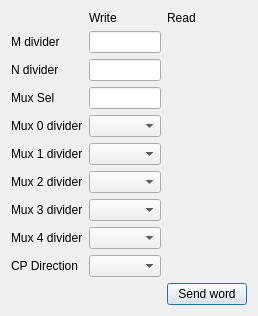
This is src/llrfgui/widgets/vcxodialog/ui/VCXODialog.ui in amilan/app-maxiv-llrfexpert as Qt 5 draws it before an edit. The edited form follows.
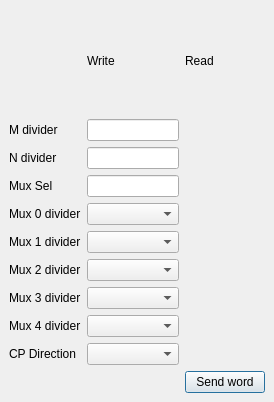
This is the edited form. Custom widgets are drawn as their Qt base class.

Commit message:
Scrollable area added.
An scroll area has been added to each widget.

```diff
--- a/src/llrfgui/widgets/vcxodialog/ui/VCXODialog.ui
+++ b/src/llrfgui/widgets/vcxodialog/ui/VCXODialog.ui
@@ -6,14 +6,52 @@
    <rect>
     <x>0</x>
     <y>0</y>
-    <width>246</width>
-    <height>262</height>
+    <width>274</width>
+    <height>402</height>
    </rect>
   </property>
   <property name="windowTitle">
    <string>VCXO Program</string>
   </property>
   <layout class="QGridLayout" name="gridLayout">
+   <property name="margin">
+    <number>0</number>
+   </property>
+   <property name="spacing">
+    <number>0</number>
+   </property>
+   <item row="0" column="0">
+    <widget class="QScrollArea" name="scrollArea">
+     <property name="frameShape">
+      <enum>QFrame::NoFrame</enum>
+     </property>
+     <property name="widgetResizable">
+      <bool>true</bool>
+     </property>
+     <widget class="QWidget" name="scrollAreaWidgetContents">
+      <property name="geometry">
+       <rect>
+        <x>0</x>
+        <y>0</y>
+        <width>274</width>
+        <height>402</height>
+       </rect>
+      </property>
+      <layout class="QGridLayout" name="gridLayout_2">
+       <item row="0" column="1">
+        <widget class="QLabel" name="label_10">
+         <property name="text">
+          <string>Write</string>
+         </property>
+        </widget>
+       </item>
+       <item row="0" column="2">
+        <widget class="QLabel" name="label_9">
+         <property name="text">
+          <string>Read</string>
+         </property>
+        </widget>
+       </item>
    <item row="1" column="0">
     <widget class="QLabel" name="label">
      <property name="text">
@@ -21,6 +59,12 @@
      </property>
     </widget>
    </item>
+       <item row="1" column="1">
+        <widget class="TaurusValueLineEdit" name="taurusValueLineEdit"/>
+       </item>
+       <item row="1" column="2">
+        <widget class="TaurusLabel" name="taurusLabel"/>
+       </item>
    <item row="2" column="0">
     <widget class="QLabel" name="label_2">
      <property name="text">
@@ -28,6 +72,12 @@
      </property>
     </widget>
    </item>
+       <item row="2" column="1">
+        <widget class="TaurusValueLineEdit" name="taurusValueLineEdit_3"/>
+       </item>
+       <item row="2" column="2">
+        <widget class="TaurusLabel" name="taurusLabel_3"/>
+       </item>
    <item row="3" column="0">
     <widget class="QLabel" name="label_3">
      <property name="text">
@@ -35,6 +85,12 @@
      </property>
     </widget>
    </item>
+       <item row="3" column="1">
+        <widget class="TaurusValueLineEdit" name="taurusValueLineEdit_4"/>
+       </item>
+       <item row="3" column="2">
+        <widget class="TaurusLabel" name="taurusLabel_4"/>
+       </item>
    <item row="4" column="0">
     <widget class="QLabel" name="label_4">
      <property name="text">
@@ -42,6 +98,12 @@
      </property>
     </widget>
    </item>
+       <item row="4" column="1">
+        <widget class="TaurusValueComboBox" name="taurusValueComboBox"/>
+       </item>
+       <item row="4" column="2">
+        <widget class="TaurusLabel" name="taurusLabel_5"/>
+       </item>
    <item row="5" column="0">
     <widget class="QLabel" name="label_5">
      <property name="text">
@@ -49,6 +111,12 @@
      </property>
     </widget>
    </item>
+       <item row="5" column="1">
+        <widget class="TaurusValueComboBox" name="taurusValueComboBox_2"/>
+       </item>
+       <item row="5" column="2">
+        <widget class="TaurusLabel" name="taurusLabel_6"/>
+       </item>
    <item row="6" column="0">
     <widget class="QLabel" name="label_6">
      <property name="text">
@@ -56,6 +124,12 @@
      </property>
     </widget>
    </item>
+       <item row="6" column="1">
+        <widget class="TaurusValueComboBox" name="taurusValueComboBox_3"/>
+       </item>
+       <item row="6" column="2">
+        <widget class="TaurusLabel" name="taurusLabel_7"/>
+       </item>
    <item row="7" column="0">
     <widget class="QLabel" name="label_7">
      <property name="text">
@@ -63,12 +137,11 @@
      </property>
     </widget>
    </item>
-   <item row="10" column="2">
-    <widget class="QPushButton" name="pushButton">
-     <property name="text">
-      <string>Send word</string>
-     </property>
-    </widget>
+       <item row="7" column="1">
+        <widget class="TaurusValueComboBox" name="taurusValueComboBox_4"/>
+       </item>
+       <item row="7" column="2">
+        <widget class="TaurusLabel" name="taurusLabel_8"/>
    </item>
    <item row="8" column="0">
     <widget class="QLabel" name="label_8">
@@ -77,70 +150,11 @@
      </property>
     </widget>
    </item>
-   <item row="1" column="2">
-    <widget class="TaurusLabel" name="taurusLabel"/>
-   </item>
-   <item row="1" column="1">
-    <widget class="TaurusValueLineEdit" name="taurusValueLineEdit"/>
-   </item>
-   <item row="2" column="1">
-    <widget class="TaurusValueLineEdit" name="taurusValueLineEdit_3"/>
-   </item>
-   <item row="3" column="1">
-    <widget class="TaurusValueLineEdit" name="taurusValueLineEdit_4"/>
-   </item>
-   <item row="2" column="2">
-    <widget class="TaurusLabel" name="taurusLabel_3"/>
-   </item>
-   <item row="3" column="2">
-    <widget class="TaurusLabel" name="taurusLabel_4"/>
-   </item>
-   <item row="4" column="2">
-    <widget class="TaurusLabel" name="taurusLabel_5"/>
-   </item>
-   <item row="5" column="2">
-    <widget class="TaurusLabel" name="taurusLabel_6"/>
-   </item>
-   <item row="6" column="2">
-    <widget class="TaurusLabel" name="taurusLabel_7"/>
-   </item>
-   <item row="7" column="2">
-    <widget class="TaurusLabel" name="taurusLabel_8"/>
-   </item>
-   <item row="8" column="2">
-    <widget class="TaurusLabel" name="taurusLabel_9"/>
-   </item>
-   <item row="0" column="2">
-    <widget class="QLabel" name="label_9">
-     <property name="text">
-      <string>Read</string>
-     </property>
-    </widget>
-   </item>
-   <item row="0" column="1">
-    <widget class="QLabel" name="label_10">
-     <property name="text">
-      <string>Write</string>
-     </property>
-    </widget>
-   </item>
-   <item row="4" column="1">
-    <widget class="TaurusValueComboBox" name="taurusValueComboBox"/>
-   </item>
-   <item row="5" column="1">
-    <widget class="TaurusValueComboBox" name="taurusValueComboBox_2"/>
-   </item>
-   <item row="6" column="1">
-    <widget class="TaurusValueComboBox" name="taurusValueComboBox_3"/>
-   </item>
-   <item row="7" column="1">
-    <widget class="TaurusValueComboBox" name="taurusValueComboBox_4"/>
-   </item>
    <item row="8" column="1">
     <widget class="TaurusValueComboBox" name="taurusValueComboBox_5"/>
    </item>
-   <item row="9" column="1">
-    <widget class="TaurusValueComboBox" name="taurusValueComboBox_6"/>
+       <item row="8" column="2">
+        <widget class="TaurusLabel" name="taurusLabel_9"/>
    </item>
    <item row="9" column="0">
     <widget class="QLabel" name="label_11">
@@ -149,8 +163,22 @@
      </property>
     </widget>
    </item>
+       <item row="9" column="1">
+        <widget class="TaurusValueComboBox" name="taurusValueComboBox_6"/>
+       </item>
    <item row="9" column="2">
     <widget class="TaurusLabel" name="taurusLabel_2"/>
+       </item>
+       <item row="10" column="2">
+        <widget class="QPushButton" name="pushButton">
+         <property name="text">
+          <string>Send word</string>
+         </property>
+        </widget>
+       </item>
+      </layout>
+     </widget>
+    </widget>
    </item>
   </layout>
  </widget>
```
Lines whose indentation alone changed are shown as unchanged. The commit also changes 24 other files.
